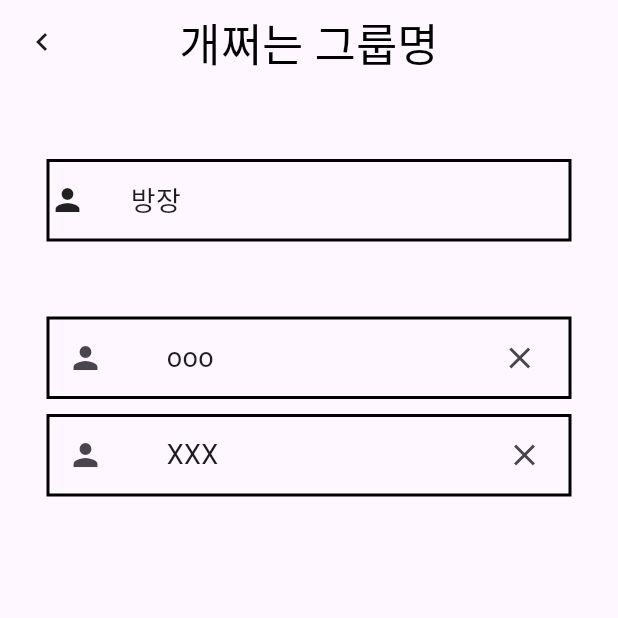
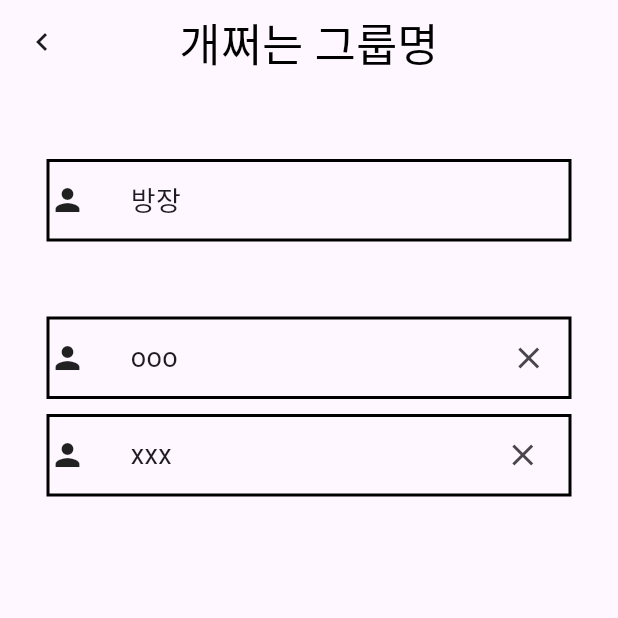
Before and after one commit to AIIA-GCU/VinTeum-FE, a Flutter app: the DetailScreen2 screen opened directly, on a phone screen of 412 x 824 dp, the top half of it. Run offline on Flutter 3.47's test engine with Material 3 defaults, Android fonts, the phone set to English and light mode, and no system bars.

Commit message:
Detail_Screen2 수정

```diff
--- a/lib/Page/Detail_Screen2.dart
+++ b/lib/Page/Detail_Screen2.dart
@@ -1,13 +1,16 @@
+import 'package:flutter/cupertino.dart';
 import 'package:flutter/material.dart';
 import 'package:vinteum/Common/color.dart';
 import 'package:vinteum/Page/Detail_Screen3.dart';
 import 'package:vinteum/config/variable.dart';
+
 
 class DetailScreen2 extends StatelessWidget {
   const DetailScreen2({super.key});
 
   @override
   Widget build(BuildContext context) {
+
     return Placeholder(
       child: Scaffold(
         appBar: AppBar(
@@ -49,7 +52,14 @@ class DetailScreen2 extends StatelessWidget {
             Container(
               height: 50,
             ),
-            Container(
+            GestureDetector(
+              onTap: (){
+                Navigator.push(
+                  context,
+                  MaterialPageRoute(builder: (context)=> DetailScreen3()),
+                );
+              },
+              child: Container(
                 height: 55,
                 width: 350,
                 decoration: BoxDecoration(
@@ -61,19 +71,14 @@ class DetailScreen2 extends StatelessWidget {
                 child: Row(
                   children: [
                     // 사람 아이콘 눌러서 시간표 확인
-                  IconButton(onPressed: (){
-                    Navigator.push(
-                     context,
-                      MaterialPageRoute(builder: (context)=> DetailScreen3()),
-                         );
-                     },
-                     icon: Icon(Icons.person),
-                  ),
+
+                    Icon(Icons.person),
+
 
                     SizedBox(width: 30.0),
                     Text('ooo',
                       style: TextStyle(fontSize: 18.0),),
-                  SizedBox(width: 180.0),
+                    SizedBox(width: 210.0),
                     // 'X'아이콘 눌러서 그룹원 삭제기능
                     IconButton(onPressed: (){
                       showDialog(context: context,
@@ -105,10 +110,18 @@ class DetailScreen2 extends StatelessWidget {
 
                 ),
               ),
+            ),
             Container(
               height: 10,
             ),
-            Container(
+            GestureDetector(
+              onTap: (){
+                Navigator.push(
+                  context,
+                  MaterialPageRoute(builder: (context)=> DetailScreen3()),
+                );
+              },
+              child: Container(
                 height: 55,
                 width: 350,
                 decoration: BoxDecoration(
@@ -119,19 +132,15 @@ class DetailScreen2 extends StatelessWidget {
                 ),
                 child: Row(
                   children: [
-                  IconButton(onPressed: (){
-                    Navigator.push(
-                      context,
-                      MaterialPageRoute(builder: (context)=> DetailScreen3()),
-                    );
-                  },
-                    icon: Icon(Icons.person),
-                  ),
+                    // 사람 아이콘 눌러서 시간표 확인
+                    Icon(Icons.person),
+
 
                     SizedBox(width: 30.0),
-                  Text('XXX',
+                    Text('xxx',
                       style: TextStyle(fontSize: 18.0),),
-                  SizedBox(width: 180.0),
+                    SizedBox(width: 210.0),
+                    // 'X'아이콘 눌러서 그룹원 삭제기능
                     IconButton(onPressed: (){
                       showDialog(context: context,
                         builder: (BuildContext context){
@@ -162,6 +171,7 @@ class DetailScreen2 extends StatelessWidget {
 
                 ),
               ),
+            ),
 
 
          ],
```
Lines whose indentation alone changed are shown as unchanged.
